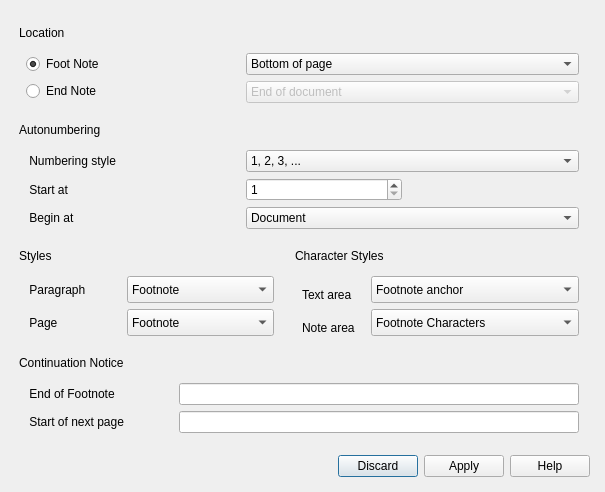
Before: the Qt Designer form plugins/textshape/dialogs/NotesConfigurationDialog.ui in KDE/krita, drawn with Qt 5.
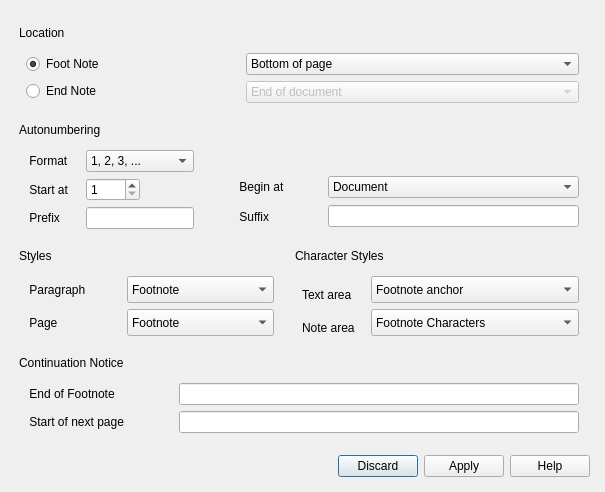
After: the same form once the commit is applied.

Commit message: Added code for number format of notes' label

Diff of the .ui file:
```diff
--- a/plugins/textshape/dialogs/NotesConfigurationDialog.ui
+++ b/plugins/textshape/dialogs/NotesConfigurationDialog.ui
@@ -150,7 +150,7 @@
            <item>
             <widget class="QLabel" name="numStyle">
              <property name="text">
-              <string> Numbering style</string>
+              <string> Format</string>
              </property>
             </widget>
            </item>
@@ -162,16 +162,28 @@
             </widget>
            </item>
            <item>
-            <widget class="QLabel" name="beginAt">
+            <widget class="QLabel" name="prefix">
+             <property name="sizePolicy">
+              <sizepolicy hsizetype="Minimum" vsizetype="Minimum">
+               <horstretch>0</horstretch>
+               <verstretch>0</verstretch>
+              </sizepolicy>
+             </property>
+             <property name="minimumSize">
+              <size>
+               <width>54</width>
+               <height>0</height>
+              </size>
+             </property>
              <property name="text">
-              <string> Begin at </string>
+              <string> Prefix</string>
              </property>
             </widget>
            </item>
           </layout>
          </item>
          <item>
-          <layout class="QVBoxLayout" name="verticalLayout_7">
+          <layout class="QVBoxLayout" name="verticalLayout_2">
            <item>
             <widget class="QComboBox" name="numStyleCombo">
              <property name="sizePolicy">
@@ -182,7 +194,7 @@
              </property>
              <property name="minimumSize">
               <size>
-               <width>333</width>
+               <width>94</width>
                <height>0</height>
               </size>
              </property>
@@ -235,7 +247,7 @@
                </property>
                <property name="sizeHint" stdset="0">
                 <size>
-                 <width>177</width>
+                 <width>58</width>
                  <height>20</height>
                 </size>
                </property>
@@ -244,7 +256,105 @@
             </layout>
            </item>
            <item>
+            <widget class="QLineEdit" name="prefixLineEdit">
+             <property name="sizePolicy">
+              <sizepolicy hsizetype="Minimum" vsizetype="Fixed">
+               <horstretch>0</horstretch>
+               <verstretch>0</verstretch>
+              </sizepolicy>
+             </property>
+             <property name="minimumSize">
+              <size>
+               <width>102</width>
+               <height>0</height>
+              </size>
+             </property>
+            </widget>
+           </item>
+          </layout>
+         </item>
+         <item>
+          <spacer name="horizontalSpacer_5">
+           <property name="orientation">
+            <enum>Qt::Horizontal</enum>
+           </property>
+           <property name="sizeHint" stdset="0">
+            <size>
+             <width>40</width>
+             <height>20</height>
+            </size>
+           </property>
+          </spacer>
+         </item>
+         <item>
+          <layout class="QVBoxLayout" name="verticalLayout_7">
+           <item>
+            <spacer name="verticalSpacer_2">
+             <property name="orientation">
+              <enum>Qt::Vertical</enum>
+             </property>
+             <property name="sizeType">
+              <enum>QSizePolicy::Minimum</enum>
+             </property>
+             <property name="sizeHint" stdset="0">
+              <size>
+               <width>86</width>
+               <height>25</height>
+              </size>
+             </property>
+            </spacer>
+           </item>
+           <item>
+            <widget class="QLabel" name="beginAt">
+             <property name="sizePolicy">
+              <sizepolicy hsizetype="Minimum" vsizetype="Preferred">
+               <horstretch>83</horstretch>
+               <verstretch>0</verstretch>
+              </sizepolicy>
+             </property>
+             <property name="text">
+              <string> Begin at </string>
+             </property>
+            </widget>
+           </item>
+           <item>
+            <widget class="QLabel" name="suffix">
+             <property name="sizePolicy">
+              <sizepolicy hsizetype="Minimum" vsizetype="Preferred">
+               <horstretch>0</horstretch>
+               <verstretch>0</verstretch>
+              </sizepolicy>
+             </property>
+             <property name="text">
+              <string> Suffix</string>
+             </property>
+            </widget>
+           </item>
+          </layout>
+         </item>
+         <item>
+          <layout class="QVBoxLayout" name="verticalLayout_13">
+           <item>
+            <spacer name="horizontalSpacer_4">
+             <property name="orientation">
+              <enum>Qt::Horizontal</enum>
+             </property>
+             <property name="sizeHint" stdset="0">
+              <size>
+               <width>255</width>
+               <height>25</height>
+              </size>
+             </property>
+            </spacer>
+           </item>
+           <item>
             <widget class="QComboBox" name="beginAtCombo">
+             <property name="sizePolicy">
+              <sizepolicy hsizetype="Minimum" vsizetype="Fixed">
+               <horstretch>10</horstretch>
+               <verstretch>0</verstretch>
+              </sizepolicy>
+             </property>
              <item>
               <property name="text">
                <string>Document</string>
@@ -262,6 +372,22 @@
              </item>
             </widget>
            </item>
+           <item>
+            <widget class="QLineEdit" name="suffixLineEdit">
+             <property name="sizePolicy">
+              <sizepolicy hsizetype="MinimumExpanding" vsizetype="Fixed">
+               <horstretch>0</horstretch>
+               <verstretch>0</verstretch>
+              </sizepolicy>
+             </property>
+             <property name="minimumSize">
+              <size>
+               <width>0</width>
+               <height>0</height>
+              </size>
+             </property>
+            </widget>
+           </item>
           </layout>
          </item>
         </layout>
```
The commit also changes 10 other files.
